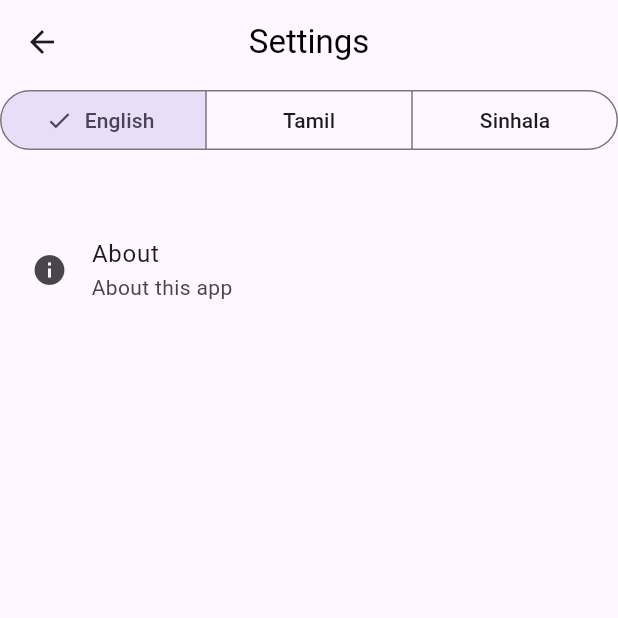
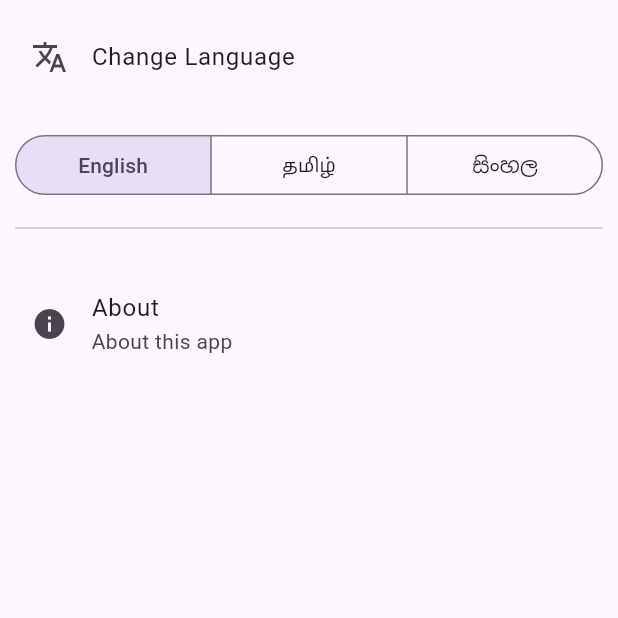
Before and after one commit to polroti/dmt_redesign, a Flutter app: the SettingsPage screen opened directly, on a phone screen of 412 x 824 dp, the top half of it. Run offline on Flutter 3.47's test engine with Material 3 defaults, Android fonts, the phone set to English and light mode, and no system bars; our stand-ins replace font_awesome_flutter.

```diff
--- a/lib/app_localizations.dart
+++ /dev/null
@@ -1,40 +0,0 @@
-import 'dart:convert';
-
-import 'package:flutter/material.dart';
-import 'package:flutter/services.dart';
-
-class AppLocalizations {
-  final Locale locale;
-
-  AppLocalizations(this.locale);
-
-  // Helper method to keep the code in the widgets concise
-  // Localizations are accessed using an InheritedWidget "of" syntax
-  static AppLocalizations? of(BuildContext context) {
-    return Localizations.of<AppLocalizations>(context, AppLocalizations);
-  }
-
-  // Static member to have a simple access to the delegate from the MaterialApp
-  static LocalizationsDelegate<AppLocalizations> delegate =
-      AppLocalizations.delegate;
-
-  Map<String, String> _localizedStrings = {};
-
-  Future<bool> load() async {
-    // Load the language JSON file from the "lang" folder
-    String jsonString =
-        await rootBundle.loadString('i18n/${locale.languageCode}.json');
-    Map<String, dynamic> jsonMap = json.decode(jsonString);
-
-    _localizedStrings = jsonMap.map((key, value) {
-      return MapEntry(key, value.toString());
-    });
-
-    return true;
-  }
-
-  // This method will be called from every widget which needs a localized text
-  String? translate(String key) {
-    return _localizedStrings[key];
-  }
-}
--- a/lib/screens/settings.dart
+++ b/lib/screens/settings.dart
@@ -16,14 +16,29 @@ class _SettingsPageState extends State<SettingsPage> {
     return Scaffold(
       body: ListView(
         children: <Widget>[
-          SegmentedButton<LanguageCodes>(
+          const Padding(
+            padding: EdgeInsets.only(left: 5, top: 10),
+            child: ListTile(
+              leading: Icon(Icons.translate),
+              //style: ListTileStyle(),
+              title: Text('Change Language'),
+            ),
+          ),
+          Padding(
+            padding: const EdgeInsets.fromLTRB(10, 20, 10, 10),
+            child: SegmentedButton<LanguageCodes>(
+              emptySelectionAllowed: false,
+              multiSelectionEnabled: false,
+              showSelectedIcon: false,
+              selectedIcon: const Icon(Icons.abc),
+              style: ButtonStyle(),
               segments: const <ButtonSegment<LanguageCodes>>[
                 ButtonSegment<LanguageCodes>(
                     value: LanguageCodes.en, label: Text("English")),
                 ButtonSegment<LanguageCodes>(
-                  value: LanguageCodes.ta, label: Text("Tamil")),
+                    value: LanguageCodes.ta, label: Text("தமிழ்")),
                 ButtonSegment<LanguageCodes>(
-                  value: LanguageCodes.si, label: Text("Sinhala")),
+                    value: LanguageCodes.si, label: Text("සිංහල")),
               ],
               selected: <LanguageCodes>{languageCodes},
               onSelectionChanged: (Set<LanguageCodes> langselection) {
@@ -32,8 +47,13 @@ class _SettingsPageState extends State<SettingsPage> {
                 });
               },
             ),
+          ),
+          const Divider(
+            indent: 10,
+            endIndent: 10,
+          ),
           Padding(
-            padding: const EdgeInsets.only(left: 5, top: 40),
+            padding: const EdgeInsets.only(left: 5, top: 20),
             child: ListTile(
               leading: const Icon(Icons.info),
               //style: ListTileStyle(),
@@ -54,17 +74,17 @@ class _SettingsPageState extends State<SettingsPage> {
           )
         ],
       ),
-      appBar: AppBar(
-        centerTitle: true,
-        //backgroundColor: Colors.transparent,
-        title: Text(
-          "Settings",
-          style: TextStyle(
-              color: Theme.of(context).brightness == Brightness.dark
-                  ? Colors.white
-                  : Colors.black),
-        ),
-      ),
+      // appBar: AppBar(
+      //   centerTitle: true,
+      //   //backgroundColor: Colors.transparent,
+      //   title: Text(
+      //     "Language",
+      //     style: TextStyle(
+      //         color: Theme.of(context).brightness == Brightness.dark
+      //             ? Colors.white
+      //             : Colors.black),
+      //   ),
+      // ),
     );
   }
 }
--- a/pubspec.yaml
+++ b/pubspec.yaml
@@ -18,7 +18,7 @@ publish_to: 'none' # Remove this line if you wish to publish to pub.dev
 version: 1.0.0+1
 
 environment:
-  sdk: ">=2.16.2 <3.0.0"
+  sdk: ">3.0.0"
 
 # Dependencies specify other packages that your package needs in order to work.
 # To automatically upgrade your package dependencies to the latest versions
```
Also changed, not shown: lib/app_language_provider.dart (deleted, +0 -40 lines), lib/app_localization_delegate.dart (deleted, +0 -25 lines), lib/screens/ongoing_number.dart (+35 -20 lines), lib/screens/vehicle_info.dart (+24 -7 lines), lib/ui-utils/appbar.dart (+0 -72 lines). Lines whose indentation alone changed are shown as unchanged.
